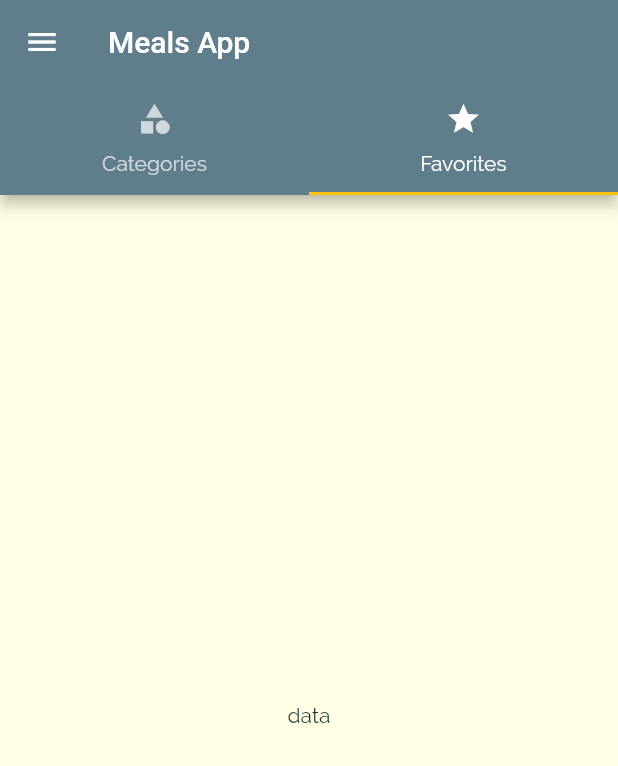
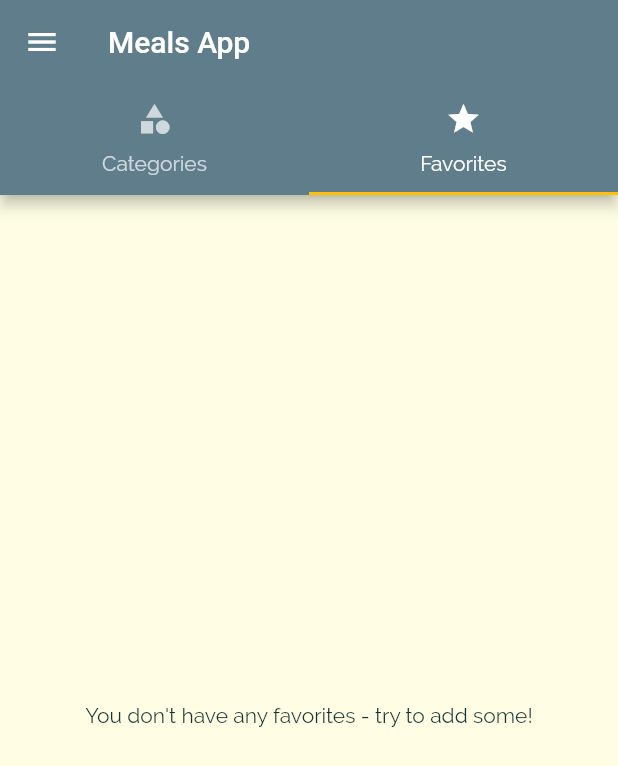
Before and after one commit to arunjaswal2002/Meals-App, a Flutter app: the screen it shows after launch, tab 2 chosen, on a phone screen of 412 x 824 dp. Shown: the top 766 px of the screen. Run offline on Flutter 3.47's test engine with Material 2 defaults, Android fonts, the phone set to English and light mode, and no system bars.

Commit message:
Added favorites screen logic

```diff
--- a/lib/main.dart
+++ b/lib/main.dart
@@ -25,17 +25,18 @@ class _MealsAppState extends State<MealsApp> {
     'vegan': false
   };
   List<Meal> _availableMeals = DUMMY_MEALS;
+  List<Meal> _favoriteMeals = [];
   void setFilter(Map<String, bool> filterData) {
     setState(() {
       filter = filterData;
       _availableMeals = DUMMY_MEALS.where((meal) {
-        if (filter['gluten']== true && !meal.isGlutenFree) {
+        if (filter['gluten'] == true && !meal.isGlutenFree) {
           return false;
         }
-        if (filter['lactose']== true && !meal.isLactoseFree) {
+        if (filter['lactose'] == true && !meal.isLactoseFree) {
           return false;
         }
-        if (filter['vegan']== true && !meal.isVegan) {
+        if (filter['vegan'] == true && !meal.isVegan) {
           return false;
         }
         if (filter['vegetarian'] == true && !meal.isVegetarian) {
@@ -45,6 +46,25 @@ class _MealsAppState extends State<MealsApp> {
         return true;
       }).toList();
     });
+  }
+
+  void _toggleFavorite(String mealID) {
+    final existingIndex =
+        _favoriteMeals.indexWhere((meal) => meal.id == mealID);
+
+    if (existingIndex >= 0) {
+      setState(() {
+        _favoriteMeals.removeAt(existingIndex);
+      });
+    } else {
+      setState(() {
+        _favoriteMeals.add(DUMMY_MEALS.firstWhere((meal) => meal.id == mealID));
+      });
+    }
+  }
+
+  bool _isFavorite(String id) {
+    return _favoriteMeals.any((meal) => meal.id == id);
   }
 
   @override
@@ -67,10 +87,10 @@ class _MealsAppState extends State<MealsApp> {
               ))),
       // home: const CategoriesScreen(),
       routes: {
-        '/': (_) => TabsScreen(), //default route is '/'
+        '/': (_) => TabsScreen(_favoriteMeals), //default route is '/'
         CategoryMealsScreen.routeName: (_) =>
             CategoryMealsScreen(_availableMeals),
-        MealDetailScreen.routeName: (_) => MealDetailScreen(),
+        MealDetailScreen.routeName: (_) => MealDetailScreen(_toggleFavorite,_isFavorite),
         FilterScreen.routeName: (_) => FilterScreen(filter, setFilter),
       },
     );
--- a/lib/screens/favoritesScreen.dart
+++ b/lib/screens/favoritesScreen.dart
@@ -1,11 +1,29 @@
 import 'package:flutter/material.dart';
-
+import '../Classes/meals.dart';
+import '../widgets/mealItem.dart';
 
 class FavoritesScreen extends StatelessWidget {
-  const FavoritesScreen({Key? key}) : super(key: key);
-
+  // const FavoritesScreen({Key? key}) : super(key: key);
+  final List<Meal> favoriteMeals;
+  FavoritesScreen(this.favoriteMeals);
   @override
   Widget build(BuildContext context) {
-    return Center(child: Text('data'));
+    if (favoriteMeals.isEmpty) {
+      return const Center(
+          child:
+               Text('You don\'t have any favorites - try to add some!'));
+    }
+    return ListView.builder(
+      itemBuilder: (_, index) {
+        return MealItem(
+            id: favoriteMeals[index].id,
+            title: favoriteMeals[index].title,
+            imageUrl: favoriteMeals[index].imageUrl,
+            duration: favoriteMeals[index].duration,
+            complexity: favoriteMeals[index].complexity,
+            affordability: favoriteMeals[index].affordability,);
+      },
+      itemCount: favoriteMeals.length,
+    );
   }
 }
--- a/lib/screens/tabsScreen.dart
+++ b/lib/screens/tabsScreen.dart
@@ -2,10 +2,11 @@ import 'package:flutter/material.dart';
 import './categories_Screen.dart';
 import './favoritesScreen.dart';
 import '../widgets/drawer.dart';
+import '../Classes/meals.dart';
 
 class TabsScreen extends StatefulWidget {
-  const TabsScreen({Key? key}) : super(key: key);
-
+  final List<Meal> favoriteMeal;
+  TabsScreen(this.favoriteMeal);
   @override
   State<TabsScreen> createState() => _TabsScreenState();
 }
@@ -23,7 +24,9 @@ class _TabsScreenState extends State<TabsScreen> {
                   Tab(icon: Icon(Icons.star), text: 'Favorites')
                 ])),
             drawer: MainDrawer(),
-            body: const TabBarView(
-                children: <Widget>[CategoriesScreen(), FavoritesScreen()])));
+            body: TabBarView(children: <Widget>[
+              CategoriesScreen(),
+              FavoritesScreen(widget.favoriteMeal)
+            ])));
   }
 }
```
Also changed, not shown: lib/screens/AllMealsOfParticularCategory.dart (+6 -7 lines), lib/screens/mealDetails.dart (+7 -3 lines), lib/widgets/mealItem.dart (+5 -9 lines).
